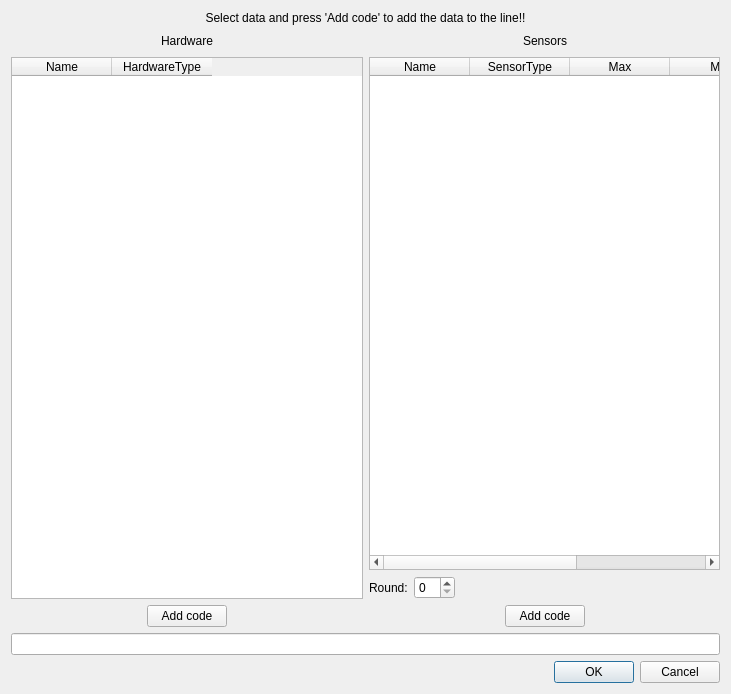
This is Settings/datawindow.ui in jimmyd-be/Hardware-Monitor-Applet as Qt 5 draws it before an edit. The edited form follows.
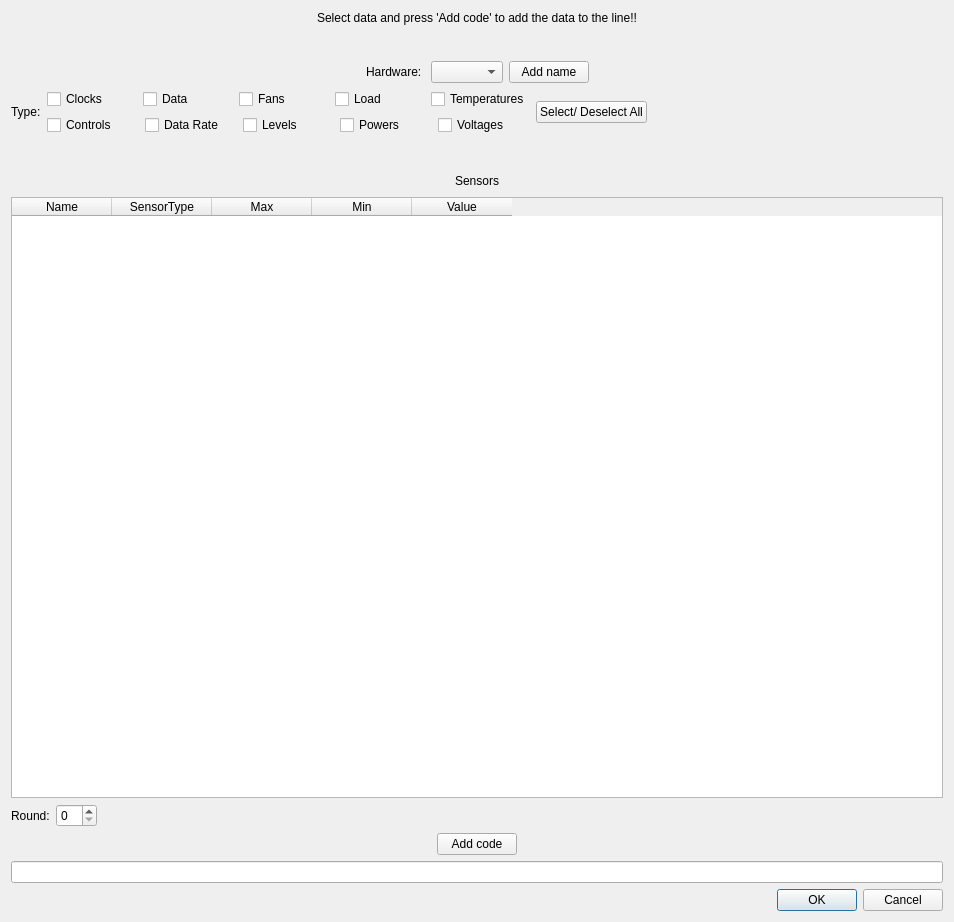
This is the edited form.

Commit message: Add hardware filter to settings datawindow

```diff
--- a/Settings/datawindow.ui
+++ b/Settings/datawindow.ui
@@ -6,14 +6,14 @@
    <rect>
     <x>0</x>
     <y>0</y>
-    <width>731</width>
-    <height>694</height>
+    <width>954</width>
+    <height>922</height>
    </rect>
   </property>
   <property name="windowTitle">
    <string>Dialog</string>
   </property>
-  <layout class="QVBoxLayout" name="verticalLayout_2">
+  <layout class="QVBoxLayout" name="verticalLayout_3">
    <item>
     <widget class="QLabel" name="label">
      <property name="text">
@@ -24,6 +24,22 @@
      </property>
     </widget>
    </item>
+   <item>
+    <spacer name="verticalSpacer_2">
+     <property name="orientation">
+      <enum>Qt::Vertical</enum>
+     </property>
+     <property name="sizeType">
+      <enum>QSizePolicy::Fixed</enum>
+     </property>
+     <property name="sizeHint" stdset="0">
+      <size>
+       <width>20</width>
+       <height>30</height>
+      </size>
+     </property>
+    </spacer>
+   </item>
    <item>
     <layout class="QHBoxLayout" name="horizontalLayout_7">
      <item>
@@ -44,7 +60,17 @@
        <item>
         <widget class="QLabel" name="label_2">
          <property name="text">
-          <string>Hardware</string>
+          <string>Hardware: </string>
+         </property>
+        </widget>
+       </item>
+       <item>
+        <widget class="QComboBox" name="hardwareNames"/>
+       </item>
+       <item>
+        <widget class="QPushButton" name="AddHardwareButton">
+         <property name="text">
+          <string>Add name</string>
          </property>
         </widget>
        </item>
@@ -63,69 +89,298 @@
        </item>
       </layout>
      </item>
+    </layout>
+   </item>
+   <item>
+    <layout class="QHBoxLayout" name="horizontalLayout_12">
      <item>
-      <layout class="QHBoxLayout" name="horizontalLayout_6">
+      <widget class="QLabel" name="label_5">
+       <property name="text">
+        <string>Type:</string>
+       </property>
+      </widget>
+     </item>
+     <item>
+      <layout class="QVBoxLayout" name="verticalLayout_2">
        <item>
-        <spacer name="horizontalSpacer_7">
-         <property name="orientation">
-          <enum>Qt::Horizontal</enum>
-         </property>
-         <property name="sizeHint" stdset="0">
-          <size>
-           <width>40</width>
-           <height>20</height>
-          </size>
-         </property>
-        </spacer>
+        <layout class="QHBoxLayout" name="horizontalLayout_10">
+         <item>
+          <widget class="QCheckBox" name="clocksCheckBox">
+           <property name="minimumSize">
+            <size>
+             <width>90</width>
+             <height>0</height>
+            </size>
+           </property>
+           <property name="baseSize">
+            <size>
+             <width>0</width>
+             <height>0</height>
+            </size>
+           </property>
+           <property name="text">
+            <string>Clocks</string>
+           </property>
+          </widget>
+         </item>
+         <item>
+          <widget class="QCheckBox" name="dataCheckBox">
+           <property name="minimumSize">
+            <size>
+             <width>90</width>
+             <height>0</height>
+            </size>
+           </property>
+           <property name="baseSize">
+            <size>
+             <width>0</width>
+             <height>0</height>
+            </size>
+           </property>
+           <property name="text">
+            <string>Data</string>
+           </property>
+          </widget>
+         </item>
+         <item>
+          <widget class="QCheckBox" name="fansCheckBox">
+           <property name="minimumSize">
+            <size>
+             <width>90</width>
+             <height>0</height>
+            </size>
+           </property>
+           <property name="baseSize">
+            <size>
+             <width>0</width>
+             <height>0</height>
+            </size>
+           </property>
+           <property name="text">
+            <string>Fans</string>
+           </property>
+          </widget>
+         </item>
+         <item>
+          <widget class="QCheckBox" name="loadCheckBox">
+           <property name="minimumSize">
+            <size>
+             <width>90</width>
+             <height>0</height>
+            </size>
+           </property>
+           <property name="baseSize">
+            <size>
+             <width>0</width>
+             <height>0</height>
+            </size>
+           </property>
+           <property name="text">
+            <string>Load</string>
+           </property>
+          </widget>
+         </item>
+         <item>
+          <widget class="QCheckBox" name="temperaturesCheckBox">
+           <property name="minimumSize">
+            <size>
+             <width>90</width>
+             <height>0</height>
+            </size>
+           </property>
+           <property name="baseSize">
+            <size>
+             <width>0</width>
+             <height>0</height>
+            </size>
+           </property>
+           <property name="text">
+            <string>Temperatures</string>
+           </property>
+          </widget>
+         </item>
+        </layout>
        </item>
        <item>
-        <widget class="QLabel" name="label_3">
-         <property name="text">
-          <string>Sensors</string>
-         </property>
-        </widget>
-       </item>
-       <item>
-        <spacer name="horizontalSpacer_8">
-         <property name="orientation">
-          <enum>Qt::Horizontal</enum>
-         </property>
-         <property name="sizeHint" stdset="0">
-          <size>
-           <width>40</width>
-           <height>20</height>
-          </size>
-         </property>
-        </spacer>
+        <layout class="QHBoxLayout" name="horizontalLayout_11">
+         <item>
+          <widget class="QCheckBox" name="controlsCheckBox">
+           <property name="minimumSize">
+            <size>
+             <width>90</width>
+             <height>0</height>
+            </size>
+           </property>
+           <property name="baseSize">
+            <size>
+             <width>0</width>
+             <height>0</height>
+            </size>
+           </property>
+           <property name="text">
+            <string>Controls</string>
+           </property>
+          </widget>
+         </item>
+         <item>
+          <widget class="QCheckBox" name="dataRateCheckBox">
+           <property name="minimumSize">
+            <size>
+             <width>90</width>
+             <height>0</height>
+            </size>
+           </property>
+           <property name="baseSize">
+            <size>
+             <width>0</width>
+             <height>0</height>
+            </size>
+           </property>
+           <property name="text">
+            <string>Data Rate</string>
+           </property>
+          </widget>
+         </item>
+         <item>
+          <widget class="QCheckBox" name="levelCheckBox">
+           <property name="minimumSize">
+            <size>
+             <width>90</width>
+             <height>0</height>
+            </size>
+           </property>
+           <property name="baseSize">
+            <size>
+             <width>0</width>
+             <height>0</height>
+            </size>
+           </property>
+           <property name="text">
+            <string>Levels</string>
+           </property>
+          </widget>
+         </item>
+         <item>
+          <widget class="QCheckBox" name="powerCheckBox">
+           <property name="minimumSize">
+            <size>
+             <width>90</width>
+             <height>0</height>
+            </size>
+           </property>
+           <property name="baseSize">
+            <size>
+             <width>0</width>
+             <height>0</height>
+            </size>
+           </property>
+           <property name="text">
+            <string>Powers</string>
+           </property>
+          </widget>
+         </item>
+         <item>
+          <widget class="QCheckBox" name="voltagesCheckBox">
+           <property name="minimumSize">
+            <size>
+             <width>90</width>
+             <height>0</height>
+            </size>
+           </property>
+           <property name="baseSize">
+            <size>
+             <width>0</width>
+             <height>0</height>
+            </size>
+           </property>
+           <property name="text">
+            <string>Voltages</string>
+           </property>
+          </widget>
+         </item>
+        </layout>
        </item>
       </layout>
      </item>
+     <item>
+      <widget class="QPushButton" name="selectDeselectButton">
+       <property name="text">
+        <string>Select/ Deselect All</string>
+       </property>
+      </widget>
+     </item>
+     <item>
+      <spacer name="horizontalSpacer_10">
+       <property name="orientation">
+        <enum>Qt::Horizontal</enum>
+       </property>
+       <property name="sizeHint" stdset="0">
+        <size>
+         <width>40</width>
+         <height>20</height>
+        </size>
+       </property>
+      </spacer>
+     </item>
     </layout>
    </item>
+   <item>
+    <spacer name="verticalSpacer">
+     <property name="orientation">
+      <enum>Qt::Vertical</enum>
+     </property>
+     <property name="sizeType">
+      <enum>QSizePolicy::Fixed</enum>
+     </property>
+     <property name="sizeHint" stdset="0">
+      <size>
+       <width>20</width>
+       <height>30</height>
+      </size>
+     </property>
+    </spacer>
+   </item>
    <item>
     <layout class="QHBoxLayout" name="horizontalLayout_8">
-     <item>
-      <widget class="QTableWidget" name="hardWareTableWidget">
-       <property name="editTriggers">
-        <set>QAbstractItemView::NoEditTriggers</set>
-       </property>
-       <property name="selectionMode">
-        <enum>QAbstractItemView::SingleSelection</enum>
-       </property>
-       <column>
-        <property name="text">
-         <string>Name</string>
-        </property>
-       </column>
-       <column>
-        <property name="text">
-         <string>HardwareType</string>
-        </property>
-       </column>
-      </widget>
-     </item>
      <item>
       <layout class="QVBoxLayout" name="verticalLayout">
+       <item>
+        <layout class="QHBoxLayout" name="horizontalLayout_6">
+         <item>
+          <spacer name="horizontalSpacer_7">
+           <property name="orientation">
+            <enum>Qt::Horizontal</enum>
+           </property>
+           <property name="sizeHint" stdset="0">
+            <size>
+             <width>40</width>
+             <height>20</height>
+            </size>
+           </property>
+          </spacer>
+         </item>
+         <item>
+          <widget class="QLabel" name="label_3">
+           <property name="text">
+            <string>Sensors</string>
+           </property>
+          </widget>
+         </item>
+         <item>
+          <spacer name="horizontalSpacer_8">
+           <property name="orientation">
+            <enum>Qt::Horizontal</enum>
+           </property>
+           <property name="sizeHint" stdset="0">
+            <size>
+             <width>40</width>
+             <height>20</height>
+            </size>
+           </property>
+          </spacer>
+         </item>
+        </layout>
+       </item>
        <item>
         <widget class="QTableWidget" name="sensorTableWidget">
          <property name="editTriggers">
@@ -194,43 +449,6 @@
    </item>
    <item>
     <layout class="QHBoxLayout" name="horizontalLayout_3">
-     <item>
-      <layout class="QHBoxLayout" name="horizontalLayout">
-       <item>
-        <spacer name="horizontalSpacer">
-         <property name="orientation">
-          <enum>Qt::Horizontal</enum>
-         </property>
-         <property name="sizeHint" stdset="0">
-          <size>
-           <width>40</width>
-           <height>20</height>
-          </size>
-         </property>
-        </spacer>
-       </item>
-       <item>
-        <widget class="QPushButton" name="hardwarePushButton">
-         <property name="text">
-          <string>Add code</string>
-         </property>
-        </widget>
-       </item>
-       <item>
-        <spacer name="horizontalSpacer_3">
-         <property name="orientation">
-          <enum>Qt::Horizontal</enum>
-         </property>
-         <property name="sizeHint" stdset="0">
-          <size>
-           <width>40</width>
-           <height>20</height>
-          </size>
-         </property>
-        </spacer>
-       </item>
-      </layout>
-     </item>
      <item>
       <layout class="QHBoxLayout" name="horizontalLayout_2">
        <item>
```
The commit also changes 16 other files.
